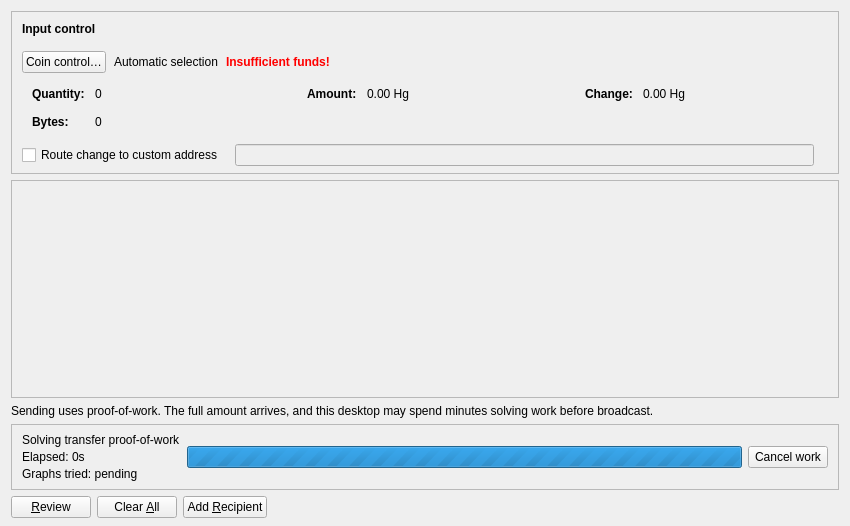
Qt form src/qt/forms/sendcoinsdialog.ui (quicksilver-hg/quicksilver) before a commit.
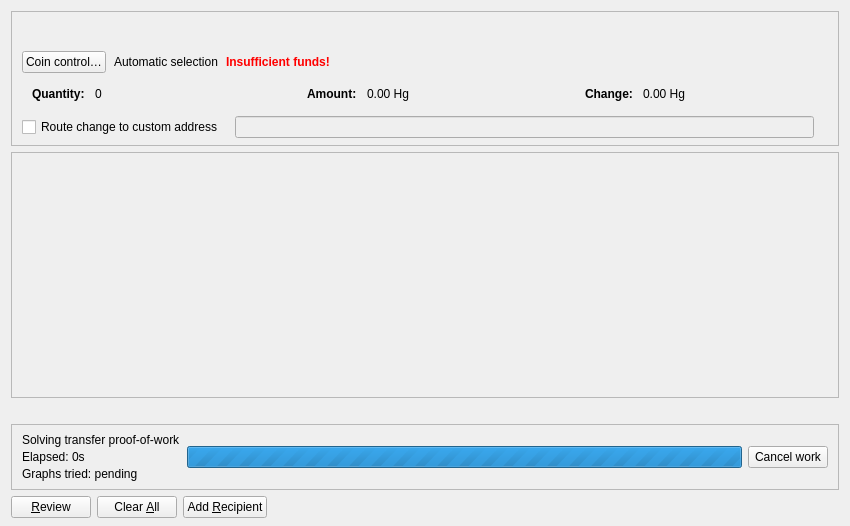
The same form after that commit. Icons and pictures are not drawn. Custom widgets are drawn as their Qt base class.

What changed in the file:
```diff
--- a/src/qt/forms/sendcoinsdialog.ui
+++ b/src/qt/forms/sendcoinsdialog.ui
@@ -10,10 +10,7 @@
     <height>526</height>
    </rect>
   </property>
-  <property name="windowTitle">
-   <string>Transfer Quicksilver</string>
-  </property>
-  <layout class="QVBoxLayout" name="verticalLayout" stretch="0,1,0,0,0,0">
+  <layout class="QVBoxLayout" name="verticalLayout" stretch="0,1,0,0,0">
    <property name="bottomMargin">
     <number>8</number>
    </property>
@@ -86,9 +83,6 @@
             <property name="styleSheet">
              <string notr="true">font-weight:bold;</string>
             </property>
-            <property name="text">
-             <string>Input control</string>
-            </property>
            </widget>
           </item>
          </layout>
@@ -189,7 +183,7 @@
             <number>0</number>
            </property>
            <item>
-            <layout class="QHBoxLayout" name="horizontalLayoutCoinControl3" stretch="0,0,0,1">
+            <layout class="QHBoxLayout" name="horizontalLayoutCoinControl3">
              <property name="spacing">
               <number>20</number>
              </property>
@@ -254,35 +248,6 @@
                  </property>
                 </widget>
                </item>
-               <item row="1" column="0">
-                <widget class="QLabel" name="labelCoinControlBytesText">
-                 <property name="font">
-                  <font>
-                   <weight>75</weight>
-                   <bold>true</bold>
-                  </font>
-                 </property>
-                 <property name="text">
-                  <string>Bytes:</string>
-                 </property>
-                </widget>
-               </item>
-               <item row="1" column="1">
-                <widget class="QLabel" name="labelCoinControlBytes">
-                 <property name="cursor">
-                  <cursorShape>IBeamCursor</cursorShape>
-                 </property>
-                 <property name="contextMenuPolicy">
-                  <enum>Qt::ActionsContextMenu</enum>
-                 </property>
-                 <property name="text">
-                  <string notr="true">0</string>
-                 </property>
-                 <property name="textInteractionFlags">
-                  <set>Qt::LinksAccessibleByMouse|Qt::TextSelectableByKeyboard|Qt::TextSelectableByMouse</set>
-                 </property>
-                </widget>
-               </item>
               </layout>
              </item>
              <item>
@@ -511,9 +476,6 @@
   </item>
    <item>
     <widget class="QLabel" name="sendWorkDisclosureLabel">
-     <property name="text">
-      <string>Sending uses proof-of-work. The full amount arrives, and this desktop may spend minutes solving work before broadcast.</string>
-     </property>
      <property name="wordWrap">
       <bool>true</bool>
      </property>
@@ -697,12 +659,6 @@
    <extends>QLineEdit</extends>
    <header>qt/qvalidatedlineedit.h</header>
   </customwidget>
-  <customwidget>
-   <class>QuicksilverAmountField</class>
-   <extends>QLineEdit</extends>
-   <header>qt/quicksilveramountfield.h</header>
-   <container>1</container>
-  </customwidget>
  </customwidgets>
  <resources>
   <include location="../quicksilver.qrc"/>
```
Left out of the diff: 18 changed lines with no effect on the pictures.
